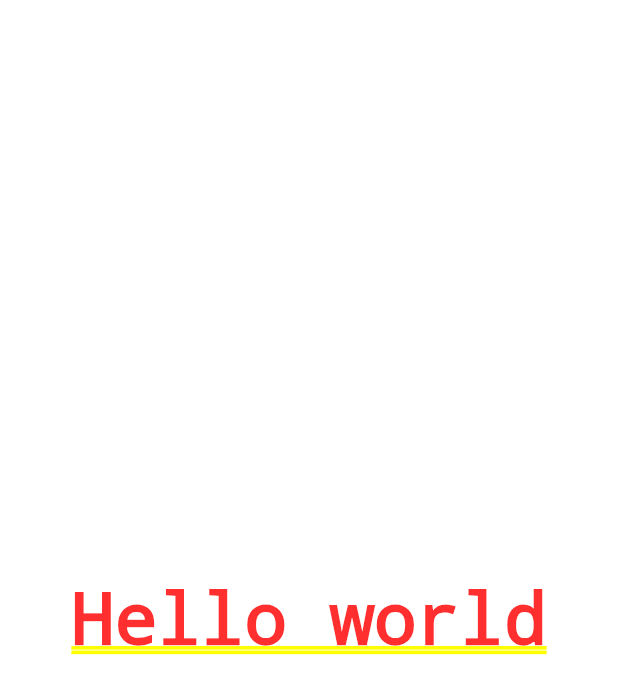
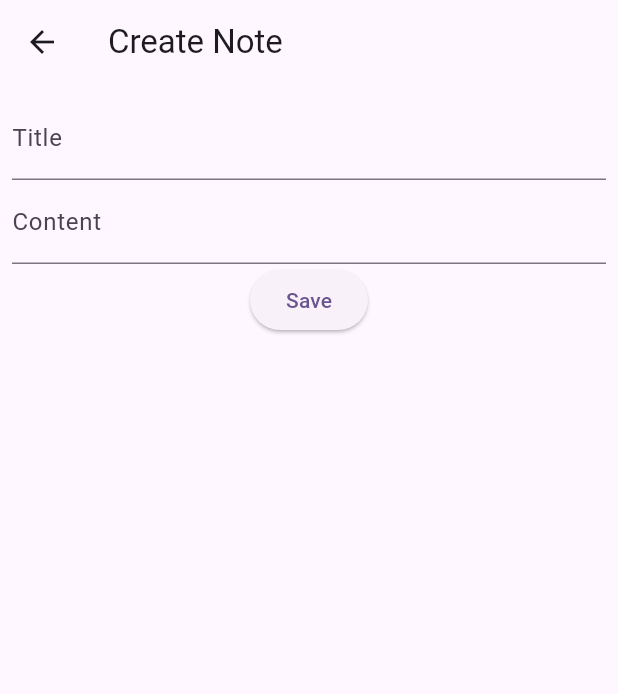
Before and after one commit to DarpanNeve/my_notes, a Flutter app: the screen it shows after launch, after a tap on the "add" icon, on a phone screen of 412 x 824 dp. Shown: the top 694 px of the screen. Run offline on Flutter 3.47's test engine with Material 3 defaults, Android fonts, the phone set to English and light mode, and no system bars; our stand-ins replace firebase_core; accounts and stored records are empty.

```diff
--- a/lib/screens/create_note.dart
+++ b/lib/screens/create_note.dart
@@ -1,10 +1,53 @@
 import 'package:flutter/material.dart';
 
 class CreateNote extends StatelessWidget {
-  const CreateNote({super.key});
+  CreateNote({super.key});
+
+  final _formkey = GlobalKey<FormState>();
 
   @override
   Widget build(BuildContext context) {
-    return const Center(child:Text("Hello world"));
+    return Scaffold(
+      appBar: AppBar(
+        title: const Text('Create Note'),
+      ),
+      body: Padding(
+        padding: const EdgeInsets.all(8.0),
+        child: Form(
+          key: _formkey,
+          child: Column(
+            children: [
+              TextFormField(
+                  decoration: const InputDecoration(
+                    labelText: 'Title',
+                  ),
+                  validator: (value) {
+                    if (value == null || value.isEmpty) {
+                      return 'Please enter some valid email';
+                    }
+                    return null;
+                  }),
+              TextFormField(
+                  decoration: const InputDecoration(
+                    labelText: 'Content',
+                  ),
+                  validator: (value) {
+                    if (value == null || value.isEmpty) {
+                      return 'Please enter some valid email';
+                    }
+                    return null;
+                  }),
+              ElevatedButton(
+                onPressed: () {
+                  // Add note to database
+                  Navigator.pop(context);
+                },
+                child: const Text('Save'),
+              ),
+            ],
+          ),
+        ),
+      ),
+    );
   }
 }
--- a/lib/screens/notes.dart
+++ b/lib/screens/notes.dart
@@ -31,7 +31,7 @@ class Notes extends StatelessWidget {
       ),
       floatingActionButton: FloatingActionButton(
         onPressed: () {
-          Navigator.push(context, MaterialPageRoute(builder: (context)=> const CreateNote()));
+          Navigator.push(context, MaterialPageRoute(builder: (context)=> CreateNote()));
         },
         child: const Icon(
           Icons.add,
```
Also changed, not shown: 1 other file.
